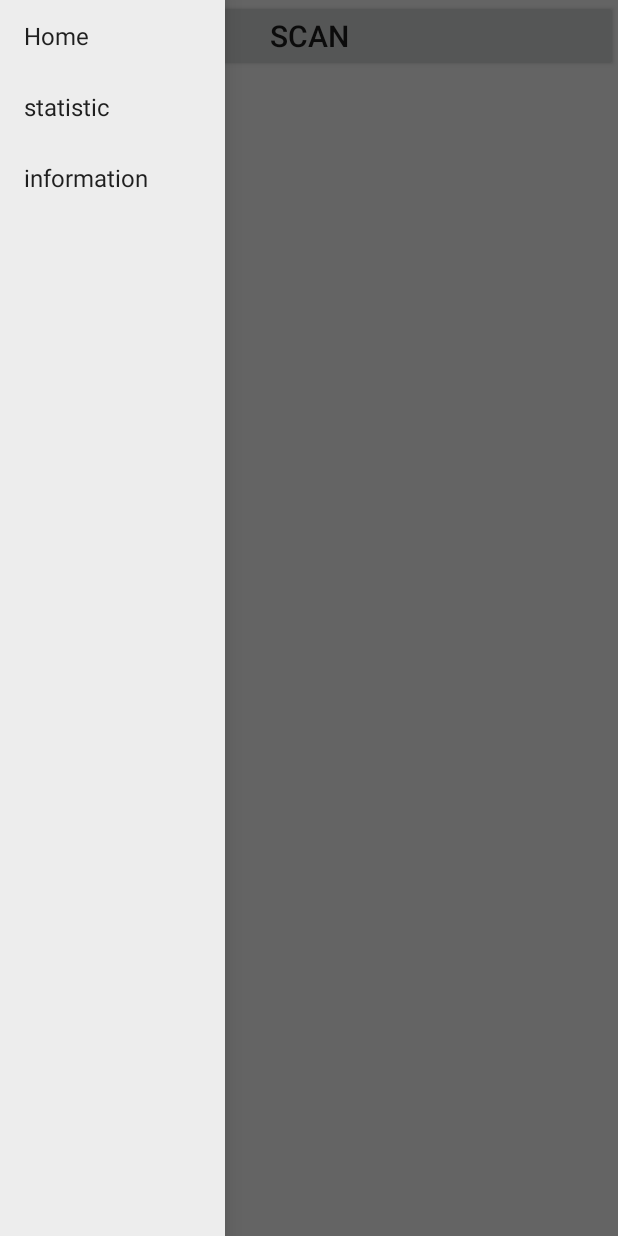
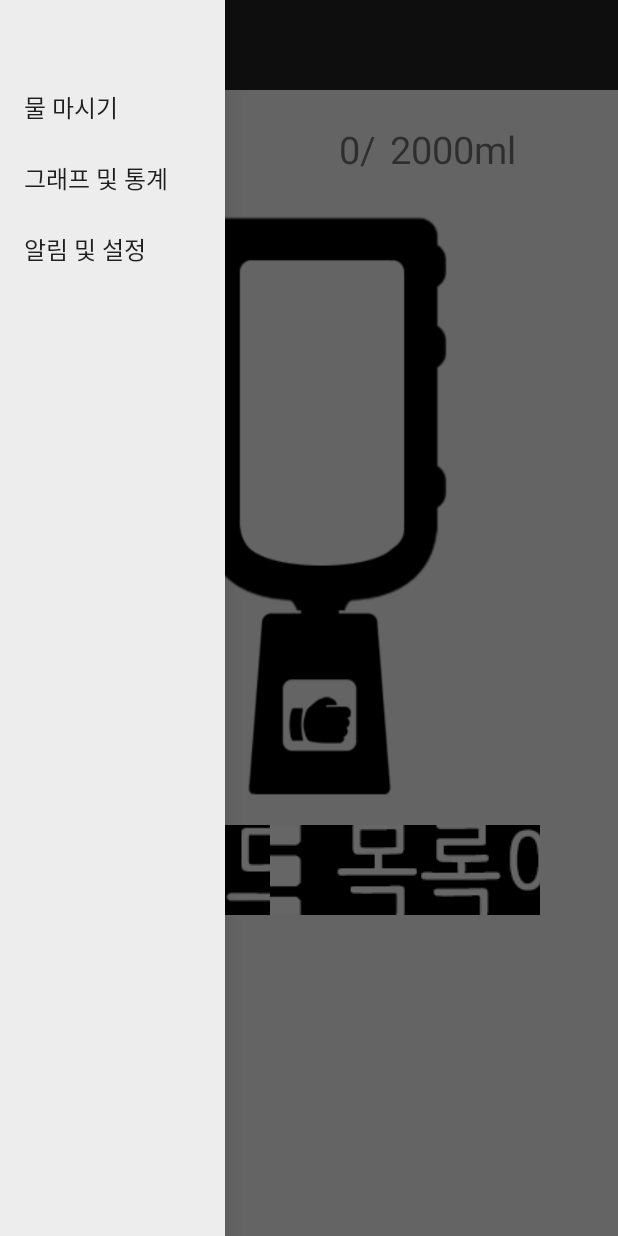
Before and after one commit to wlsdml1114/androidproject, an Android app: the screen it shows after launch (MainActivity), with the side drawer open, on a phone screen of 412 x 824 dp. Run offline under Robolectric (Android 15) with nearby library versions, the phone set to English and light mode, and no system bars; libraries missing offline, so code that uses them is left out: com.google.zxing.integration.

Commit message:
notebook commit

```diff
--- a/app/src/main/java/com/example/jini/barcode/MainActivity.java
+++ b/app/src/main/java/com/example/jini/barcode/MainActivity.java
@@ -18,26 +18,26 @@ import android.widget.ListView;
 import android.widget.Toast;
 
 public class MainActivity extends AppCompatActivity {
-    private String[] navItems = {"Home", "statistic", "information"};
+    private String[] navItems = {"","물 마시기", "그래프 및 통계", "알림 및 설정"};
     private ListView lvNavList;
 
     DrawerLayout dlDrawer;
 
     HomeFragment homeFragment;
-    Information information;
+    Waterdrinking waterdrinking;
     Statistic statistic;
     @Override
     protected void onCreate(Bundle savedInstanceState) {
         super.onCreate(savedInstanceState);
         setContentView(R.layout.activity_main);
         homeFragment = new HomeFragment();
-        information = new Information().newInstance();
+        waterdrinking = new Waterdrinking().newInstance();
         statistic = new Statistic().newInstance();
 
         dlDrawer = (DrawerLayout)findViewById(R.id.dl_activity_main_drawer);
         getFragmentManager()
                 .beginTransaction()
-                .replace(R.id.fl_activity_main,homeFragment).commit();
+                .replace(R.id.fl_activity_main,waterdrinking).commit();
         lvNavList = (ListView)findViewById(R.id.lv_activity_main_nav_list);
 
         lvNavList.setAdapter(
@@ -52,20 +52,20 @@ public class MainActivity extends AppCompatActivity {
         public void onItemClick(AdapterView<?> parent, View view, int position, long id) {
             Fragment fr = new HomeFragment();
             switch (position){
-                case 0:
+                case 3:
                     getFragmentManager()
                             .beginTransaction()
                             .replace(R.id.fl_activity_main, homeFragment).commit();
                     break;
-                case 1:
+                case 2:
                     getFragmentManager()
                             .beginTransaction()
                             .replace(R.id.fl_activity_main, statistic).commit();
                     break;
-                case 2:
+                case 1:
                     getFragmentManager()
                             .beginTransaction()
-                            .replace(R.id.fl_activity_main, information).commit();
+                            .replace(R.id.fl_activity_main, waterdrinking).commit();
                     break;
 //                case 3:
 //                    flContainer.setBackgroundColor(Color.parseColor("#FF8C00"));
--- /dev/null
+++ b/app/src/main/java/com/example/jini/barcode/Waterdrinking.java
@@ -0,0 +1,77 @@
+package com.example.jini.barcode;
+
+import android.app.DialogFragment;
+import android.app.Fragment;
+import android.app.FragmentManager;
+import android.content.Intent;
+import android.os.Bundle;
+import android.view.LayoutInflater;
+import android.view.View;
+import android.view.ViewGroup;
+import android.widget.Button;
+import android.widget.ImageButton;
+import android.widget.ImageView;
+import android.widget.TextView;
+import android.widget.Toast;
+
+import com.google.zxing.integration.android.IntentIntegrator;
+import com.google.zxing.integration.android.IntentResult;
+
+/**
+ * Created by jini on 2015-11-12.
+ */
+public class Waterdrinking extends Fragment {
+    View rootView;
+    ImageButton waterdrinking_barcode;
+    ImageButton waterdrinking_customizing;
+    String scanContent;
+    String scanFormat;
+    public Waterdrinking newInstance(){
+        Waterdrinking fragment = new Waterdrinking();
+        return fragment;
+    }
+
+
+    public Waterdrinking() {
+
+// Required empty public constructor
+    }
+    public View onCreateView(LayoutInflater inflater, ViewGroup container, Bundle savedInsatnceState){
+        rootView =  inflater.inflate(R.layout.waterdrinking,container,false);
+        waterdrinking_barcode = (ImageButton)rootView.findViewById(R.id.imb_waterdriking_barcode);
+        ImageView imageview = (ImageView)rootView.findViewById(R.id.img_waterdrinking);
+        imageview.setImageResource(R.drawable.water_cooler_fist);
+        waterdrinking_barcode.setOnClickListener(new View.OnClickListener() {
+            @Override
+            public void onClick(View v) {
+                IntentIntegrator scanIntegrator = new IntentIntegrator(getActivity());
+                scanIntegrator.initiateScan();
+                Toast.makeText(getActivity(), "toast", Toast.LENGTH_LONG).show();
+            }
+        });
+        waterdrinking_customizing = (ImageButton)rootView.findViewById(R.id.imb_waterdriking_customizing);
+        waterdrinking_customizing.setOnClickListener(new View.OnClickListener() {
+            @Override
+            public void onClick(View v) {
+                DialogFragment dialogFragment = new dfragment();
+                FragmentManager fm = getFragmentManager();
+                dialogFragment.show(fm,"");
+            }
+        });
+        return rootView;
+    }
+
+    @Override
+    public void onActivityResult(int requestCode, int resultCode, Intent intent){
+        IntentResult scanningResult = IntentIntegrator.parseActivityResult(requestCode, resultCode, intent);
+        TextView tv = (TextView)rootView.findViewById(R.id.tv_waterdrinking_currentwater);
+        tv.setText("123");
+        if(scanningResult!=null){
+            scanContent = scanningResult.getContents();
+            scanFormat = scanningResult.getFormatName();
+            Toast.makeText(getActivity(), scanContent + "\n" + scanFormat, Toast.LENGTH_LONG).show();
+        }else{
+            Toast.makeText(getActivity(), "No scan data received!", Toast.LENGTH_SHORT).show();
+        }
+    }
+}
--- a/app/src/main/res/layout/homefragment.xml
+++ b/app/src/main/res/layout/homefragment.xml
@@ -13,13 +13,11 @@
         android:text="scan"
         android:id="@+id/btn"
         android:textSize="20dp"/>
-    <TextView  android:layout_width="wrap_content"
-        android:id="@+id/tv1"
-        android:textSize="20dp"
-        android:layout_height="wrap_content" />
-    <TextView  android:layout_width="wrap_content"
-        android:textSize="20dp"
-        android:id="@+id/tv2"
-        android:layout_height="wrap_content" />
+
+        <ImageView
+            android:layout_width="wrap_content"
+            android:layout_height="match_parent"
+            android:layout_gravity="center"
+            />
     </LinearLayout>
 </FrameLayout>
--- a/app/src/main/res/layout/information.xml
+++ b/app/src/main/res/layout/information.xml
@@ -11,7 +11,7 @@
             <TextView  android:layout_width="wrap_content"
                 android:textSize="20dp"
                 android:text="information"
-                android:id="@+id/tv2"
+                android:id="@+id/waterdrinking_wateramount"
                 android:layout_height="wrap_content" />
 
         </LinearLayout>
--- /dev/null
+++ b/app/src/main/res/layout/waterdrinking.xml
@@ -0,0 +1,77 @@
+<FrameLayout xmlns:android="http://schemas.android.com/apk/res/android"
+    xmlns:tools="http://schemas.android.com/tools"
+    android:layout_width="match_parent"
+    android:layout_height="match_parent"
+    tools:context=".information">
+    <LinearLayout
+        android:layout_width="match_parent"
+        android:layout_height="match_parent"
+        android:orientation="vertical" >
+        <TextView
+            android:layout_width="match_parent"
+            android:layout_height="60dp"
+            android:text=">> 메뉴"
+            android:gravity="center_vertical"
+            android:textColor="#FFFFFF"
+            android:textSize="30dp"
+            android:background="#222222"/>
+        <LinearLayout
+            android:layout_width="match_parent"
+            android:layout_marginTop="20dp"
+            android:orientation="horizontal"
+            android:layout_height="wrap_content">
+        <TextView
+            android:layout_width="150dp"
+            android:text="물 마시기 목표"
+            android:textSize="25dp"
+            android:gravity="right"
+            android:layout_height="50dp" />
+        <TextView  android:layout_width="90dp"
+            android:textSize="25dp"
+            android:gravity="right"
+            android:text="0"
+            android:id="@+id/tv_waterdrinking_currentwater"
+            android:layout_height="50dp" />
+        <TextView  android:layout_width="20dp"
+            android:textSize="25dp"
+            android:text="/"
+            android:layout_height="50dp" />
+
+        <TextView  android:layout_width="wrap_content"
+            android:textSize="25dp"
+            android:gravity="left"
+            android:text="2000"
+            android:id="@+id/tv_waterdrinking_wateramount"
+            android:layout_height="50dp" />
+            <TextView
+                android:layout_width="wrap_content"
+                android:text="ml"
+                android:textSize="25dp"
+                android:layout_height="50dp" />
+
+
+        </LinearLayout>
+        <ImageView
+            android:layout_width="wrap_content"
+            android:id="@+id/img_waterdrinking"
+            android:layout_height="420dp" />
+        <LinearLayout
+            android:layout_width="match_parent"
+            android:orientation="horizontal"
+            android:layout_height="60dp">
+            <ImageButton
+                android:layout_width="180dp"
+                android:src="@drawable/barcode_button"
+                android:layout_gravity="left"
+                android:id="@+id/imb_waterdriking_barcode"
+                android:layout_height="match_parent" />
+            <ImageButton
+                android:layout_width="180dp"
+                android:layout_gravity="right"
+                android:src="@drawable/list_button"
+                android:id="@+id/imb_waterdriking_customizing"
+                android:layout_height="match_parent" />
+        </LinearLayout>
+
+    </LinearLayout>
+</FrameLayout>
```
Also changed, not shown: app/src/main/java/com/example/jini/barcode/HomeFragment.java (+0 -25 lines), app/src/main/java/com/example/jini/barcode/dfragment.java (added, +31 -0 lines), app/src/main/java/com/example/jini/barcode/mydraw.java (added, +40 -0 lines), app/src/main/res/layout/df.xml (added, +16 -0 lines), app/src/main/res/drawable/barcode_button.png (added), app/src/main/res/drawable/list_button.png (added), app/src/main/res/drawable/water_cooler_fist.png (added), app/src/main/res/drawable/water_cooler_thumbup.png (added).
